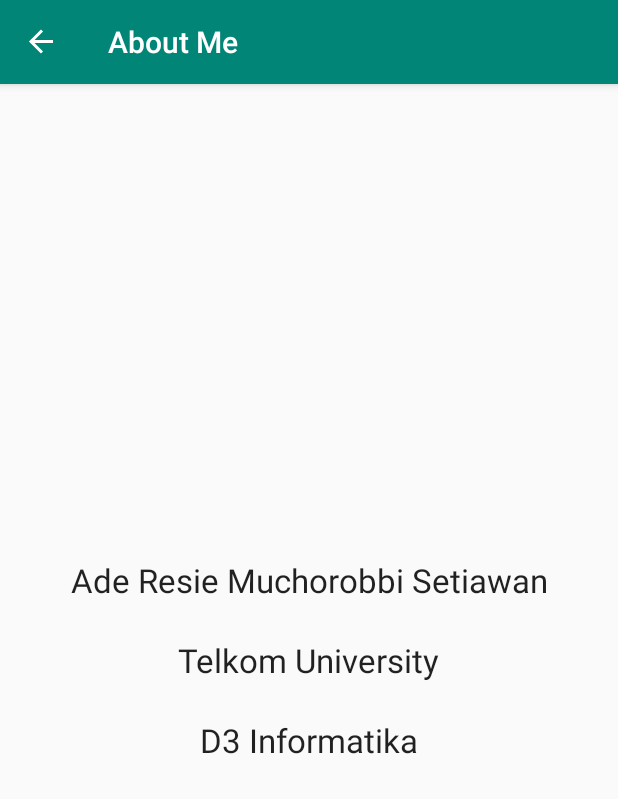
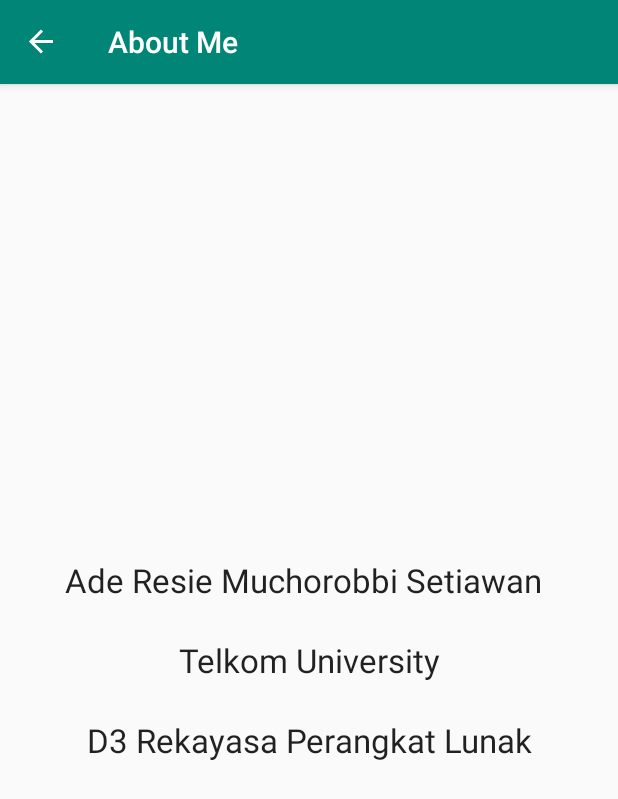
Before and after one commit to resie001/BMIApps, an Android app: the AboutFragment screen opened through its navigation route, on a phone screen of 412 x 824 dp. Shown: the top 799 px of the screen. Run offline under Robolectric (Android 15) with nearby library versions, the phone set to English and light mode, and no system bars; our stand-ins replace navigation-ui.

Commit message:
Fixing About XML

```diff
--- a/app/src/main/res/layout/fragment_about.xml
+++ b/app/src/main/res/layout/fragment_about.xml
@@ -8,9 +8,12 @@
 
     <TextView
         android:id="@+id/textView5"
-        android:layout_width="wrap_content"
+        android:layout_width="0dp"
         android:layout_height="wrap_content"
+        android:layout_marginStart="16dp"
+        android:layout_marginEnd="16dp"
         android:text="Telkom University"
+        android:textAlignment="center"
         android:textAppearance="@style/TextAppearance.AppCompat.Large"
         app:layout_constraintBottom_toBottomOf="parent"
         app:layout_constraintEnd_toEndOf="parent"
@@ -19,10 +22,13 @@
 
     <TextView
         android:id="@+id/textView6"
-        android:layout_width="wrap_content"
+        android:layout_width="0dp"
         android:layout_height="wrap_content"
+        android:layout_marginStart="8dp"
+        android:layout_marginEnd="16dp"
         android:layout_marginBottom="24dp"
         android:text="Ade Resie Muchorobbi Setiawan"
+        android:textAlignment="center"
         android:textAppearance="@style/TextAppearance.AppCompat.Large"
         app:layout_constraintBottom_toTopOf="@+id/textView5"
         app:layout_constraintEnd_toEndOf="parent"
@@ -30,10 +36,13 @@
 
     <TextView
         android:id="@+id/textView7"
-        android:layout_width="wrap_content"
+        android:layout_width="0dp"
         android:layout_height="wrap_content"
+        android:layout_marginStart="16dp"
         android:layout_marginTop="24dp"
-        android:text="D3 Informatika"
+        android:layout_marginEnd="16dp"
+        android:text="D3 Rekayasa Perangkat Lunak"
+        android:textAlignment="center"
         android:textAppearance="@style/TextAppearance.AppCompat.Large"
         app:layout_constraintEnd_toEndOf="parent"
         app:layout_constraintStart_toStartOf="parent"
```
